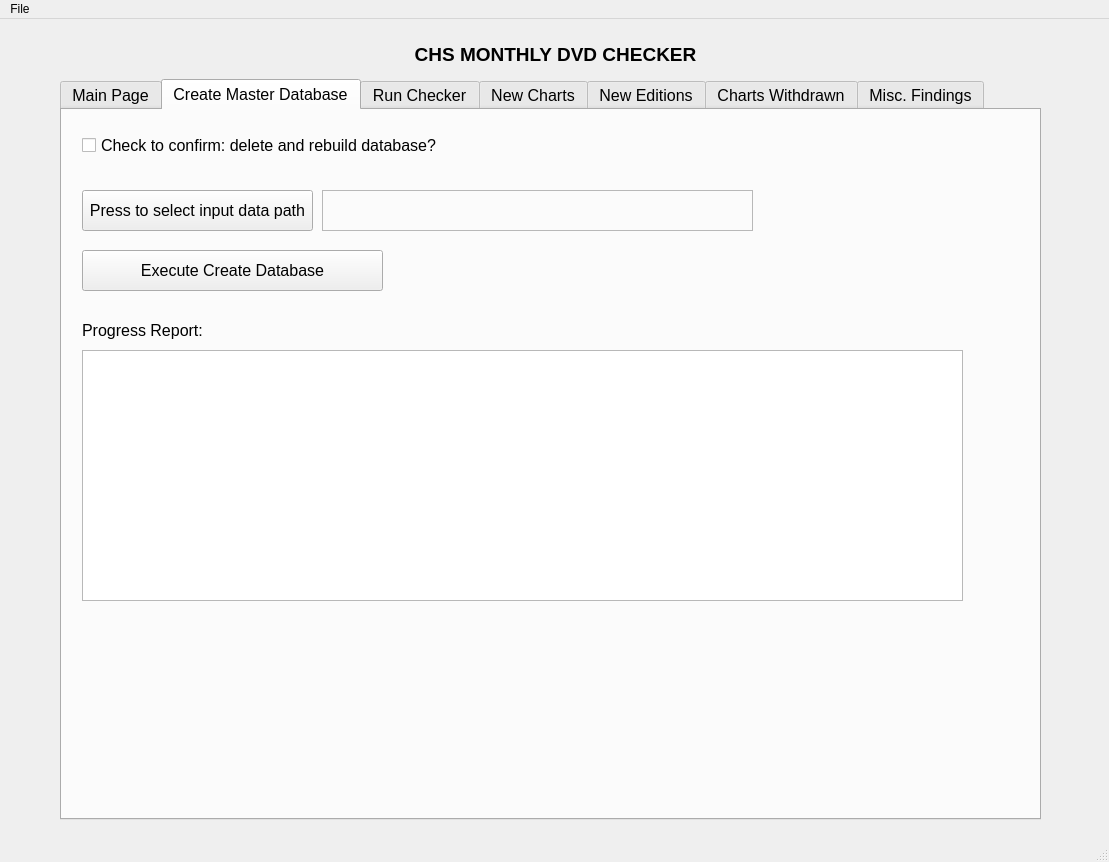
First picture: the form in CHS_DVD_Checker.ui, repository Mabus00/CHS-DVD-Reader, before the edit.
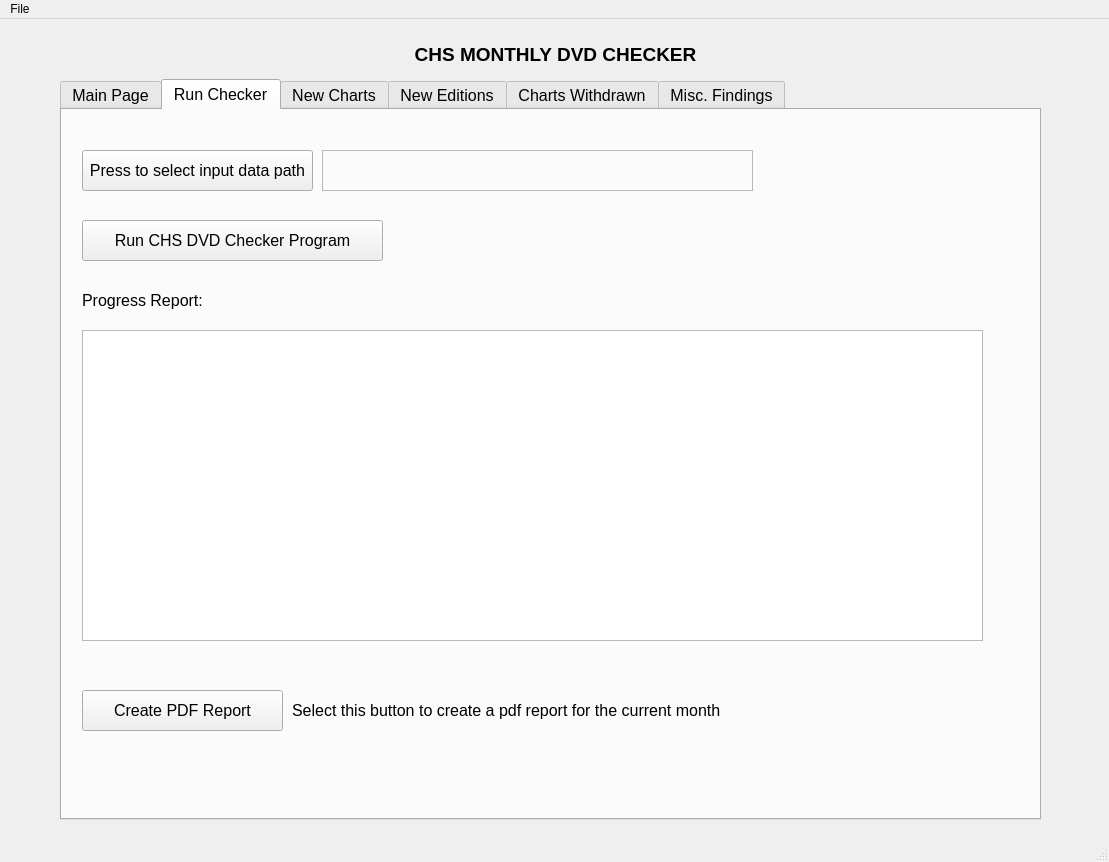
Second picture: the form after the edit. The open tabs and pages were chosen to show the change.

Commit message: buid_database connected to main page; working on run_checker

The edit to the form file:
```diff
--- a/CHS_DVD_Checker.ui
+++ b/CHS_DVD_Checker.ui
@@ -156,103 +156,6 @@
       </property>
      </widget>
     </widget>
-    <widget class="QWidget" name="rebuild_database">
-     <attribute name="title">
-      <string>Create Master Database</string>
-     </attribute>
-     <widget class="QCheckBox" name="rebuild_checkbox">
-      <property name="geometry">
-       <rect>
-        <x>20</x>
-        <y>20</y>
-        <width>361</width>
-        <height>31</height>
-       </rect>
-      </property>
-      <property name="text">
-       <string>Check to confirm: delete and rebuild database?</string>
-      </property>
-     </widget>
-     <widget class="QLabel" name="createDatabaseProgressReportLabel">
-      <property name="geometry">
-       <rect>
-        <x>20</x>
-        <y>210</y>
-        <width>171</width>
-        <height>21</height>
-       </rect>
-      </property>
-      <property name="text">
-       <string>Progress Report:</string>
-      </property>
-     </widget>
-     <widget class="QPushButton" name="buildDatabaseButton">
-      <property name="geometry">
-       <rect>
-        <x>20</x>
-        <y>140</y>
-        <width>301</width>
-        <height>41</height>
-       </rect>
-      </property>
-      <property name="text">
-       <string>Execute Create Database</string>
-      </property>
-     </widget>
-     <widget class="QPushButton" name="selectDataPathButton">
-      <property name="geometry">
-       <rect>
-        <x>20</x>
-        <y>80</y>
-        <width>231</width>
-        <height>41</height>
-       </rect>
-      </property>
-      <property name="text">
-       <string>Press to select input data path</string>
-      </property>
-     </widget>
-     <widget class="QLabel" name="database_input_path">
-      <property name="geometry">
-       <rect>
-        <x>260</x>
-        <y>80</y>
-        <width>431</width>
-        <height>41</height>
-       </rect>
-      </property>
-      <property name="sizePolicy">
-       <sizepolicy hsizetype="Expanding" vsizetype="Expanding">
-        <horstretch>0</horstretch>
-        <verstretch>0</verstretch>
-       </sizepolicy>
-      </property>
-      <property name="frameShape">
-       <enum>QFrame::StyledPanel</enum>
-      </property>
-      <property name="text">
-       <string/>
-      </property>
-     </widget>
-     <widget class="QTextEdit" name="createDatabaseTextBrowser">
-      <property name="geometry">
-       <rect>
-        <x>20</x>
-        <y>240</y>
-        <width>881</width>
-        <height>251</height>
-       </rect>
-      </property>
-      <property name="font">
-       <font>
-        <family>Arial</family>
-        <pointsize>12</pointsize>
-        <weight>50</weight>
-        <bold>false</bold>
-       </font>
-      </property>
-     </widget>
-    </widget>
     <widget class="QWidget" name="checker">
      <attribute name="title">
       <string>Run Checker</string>
```
Left out of the diff: 2 changed lines with no effect on the pictures. The commit also changes 11 other files.
